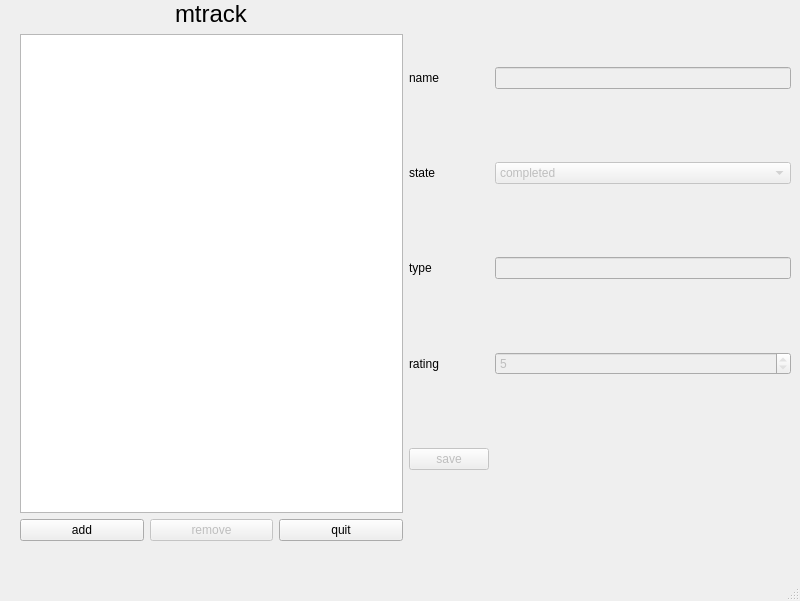
The window that forms/main_widget.ui (TrainFan1804/mtrack) describes before a commit, drawn with Qt 5.
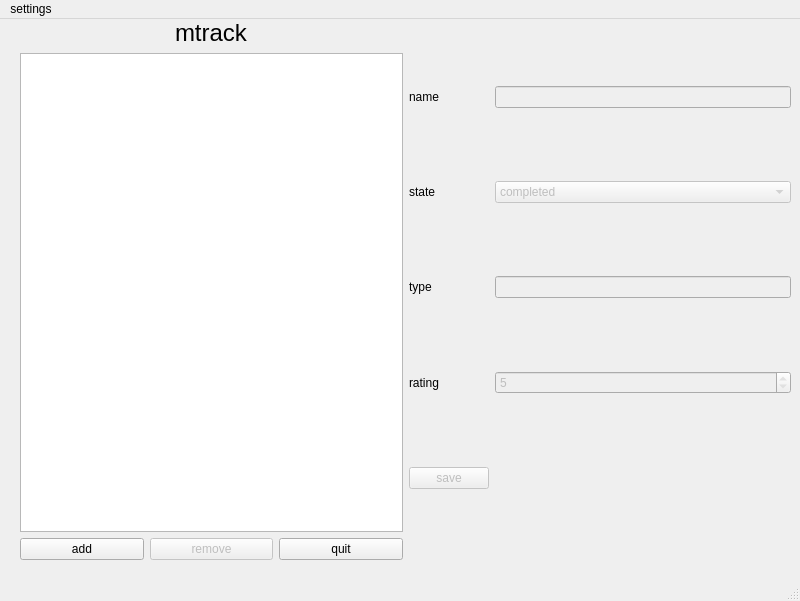
The same window after the commit.

What changed in the file:
```diff
--- a/forms/main_widget.ui
+++ b/forms/main_widget.ui
@@ -206,6 +206,13 @@
      <height>27</height>
     </rect>
    </property>
+   <widget class="QMenu" name="settings_menu">
+    <property name="title">
+     <string>settings</string>
+    </property>
+    <addaction name="log_status"/>
+   </widget>
+   <addaction name="settings_menu"/>
   </widget>
   <widget class="QStatusBar" name="statusbar"/>
  </widget>
```
Left out of the diff: 28 changed lines with no effect on the pictures.
